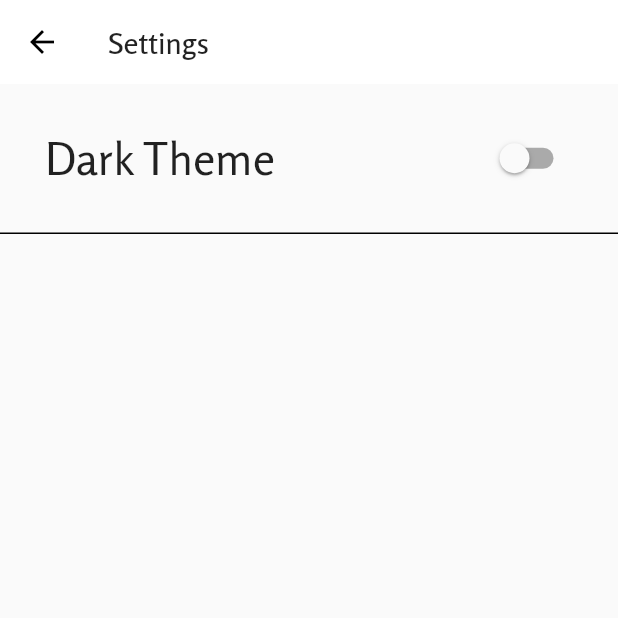
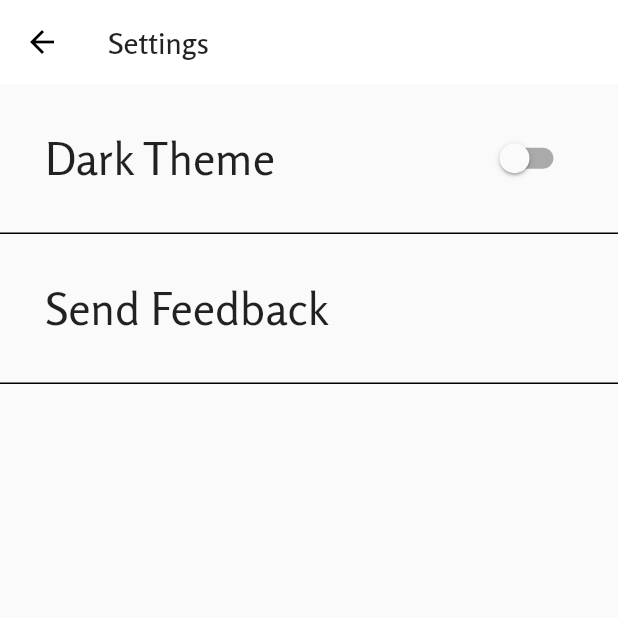
Before and after one commit to AmTeja/SchattyApp, a Flutter app: the FeedPage screen opened directly, in the side drawer, after a tap on "Settings", on a phone screen of 412 x 824 dp, the top half of it. Run offline on Flutter 3.47's test engine with Material 2 defaults, Android fonts, the phone set to English and light mode, and no system bars; drawn by our look-alikes of overlay_support; our stand-ins replace animated_text_kit, cached_network_image, cloud_firestore, file_picker, firebase_auth, firebase_crashlytics and 15 more; missing offline and left inert: achievement_view, firebase_admob, flutter_email_sender, share_extend, tiktoklikescroller and 1 more; accounts and stored records are empty; network calls fail.

Commit message:
Commit (24-08-2020)

```diff
--- a/lib/views/Chatroom/MainChatScreenInstance.dart
+++ b/lib/views/Chatroom/MainChatScreenInstance.dart
@@ -164,7 +164,7 @@ class _ChatScreenState extends State<ChatScreen> {
                 Navigator.push(
                     context,
                     MaterialPageRoute(
-                      builder: (newcontext) => TargetUserInfo(widget.userName),
+                      builder: (newContext) => TargetUserInfo(widget.userName),
                     ));
               },
             )
--- a/lib/views/Chatroom/MainChatsRoom.dart
+++ b/lib/views/Chatroom/MainChatsRoom.dart
@@ -76,8 +76,6 @@ class _ChatRoomState extends State<ChatRoom>
   BuildContext scaffoldContext;
 
   var imageUrl;
-
-  Map<dynamic, dynamic> archivedUsers = {"amteja": false};
 
   String newMessageUsername;
   String url;
--- a/lib/views/Feed/BuildContent.dart
+++ b/lib/views/Feed/BuildContent.dart
@@ -227,7 +227,7 @@ class _BuildPostState extends State<BuildPost> {
                                   context,
                                   MaterialPageRoute(
                                       builder: (context) => CommentsPage(
-                                            postUID: widget.caption,
+                                            postUID: widget.postUid,
                                             postOwnerUsername: widget.username,
                                             tag: widget.topic,
                                           )));
--- a/lib/views/Feed/FeedPage.dart
+++ b/lib/views/Feed/FeedPage.dart
@@ -207,19 +207,39 @@ class _FeedPageState extends State<FeedPage>
                 IconButton(
                   icon: Icon(Icons.add_box_outlined),
                   onPressed: () {
-                    Navigator.push(context, MaterialPageRoute(
-                        builder: (context) =>
-                            PostContent(isDark: isDark,
-                              profileUrl: url,
-                              username: username,)));
+                    Navigator.push(
+                        context,
+                        MaterialPageRoute(
+                            builder: (context) => PostContent(
+                                  isDark: isDark,
+                                  profileUrl: url,
+                                  username: username,
+                                )));
                   },
                   iconSize: 25,
                 ),
+                GestureDetector(
+                  onTap: () {
+                    showTags();
+                  },
+                  child: Padding(
+                    padding: const EdgeInsets.all(8.0),
+                    child: Text(
+                      "$selectedTag",
+                      style: TextStyle(
+                        fontSize: 20,
+                      ),
+                    ),
+                  ),
+                )
               ],
             )),
         Positioned(
-            right: 10,
-            top: MediaQuery.of(context).padding.top + 3,
+            right: 30,
+            top: MediaQuery
+                .of(context)
+                .padding
+                .top + 3,
             child: Row(
               children: [
                 Container(
@@ -236,26 +256,23 @@ class _FeedPageState extends State<FeedPage>
                         value: "New",
                         child: Text(
                           "New",
-                          style: TextStyle(color: Colors.white),
                         ),
                       ),
                       DropdownMenuItem(
                         value: "Likes",
                         child: Text(
                           "Likes",
-                          style: TextStyle(color: Colors.white),
                         ),
                       ),
                     ],
                   ),
                 ),
-                IconButton(
-                  icon: Icon(Icons.more_vert),
-                  onPressed: () {
-                    showTags();
-                  },
-                  iconSize: 25,
-                ),
+//                IconButton(
+//                  icon: Icon(Icons.more_vert),
+//                  onPressed: () {
+//                  },
+//                  iconSize: 25,
+//                ),
               ],
             ))
       ],
--- a/lib/views/Settings/SettingsView.dart
+++ b/lib/views/Settings/SettingsView.dart
@@ -1,10 +1,10 @@
 import 'dart:ui';
 
 import 'package:flutter/material.dart';
+import 'package:flutter_email_sender/flutter_email_sender.dart';
+import 'package:fluttertoast/fluttertoast.dart';
 import 'package:provider/provider.dart';
 import 'package:schatty/provider/DarkThemeProvider.dart';
-
-import '../AdView.dart';
 
 class SettingsView extends StatefulWidget {
   @override
@@ -12,7 +12,6 @@ class SettingsView extends StatefulWidget {
 }
 
 class _SettingsViewState extends State<SettingsView> {
-
   @override
   Widget build(BuildContext context) {
     final themeChange = Provider.of<DarkThemeProvider>(context);
@@ -55,7 +54,33 @@ class _SettingsViewState extends State<SettingsView> {
                           bottom: BorderSide(
 //                            color: Color.fromARGB(255, 141, 133, 133),
 //                            width: 0.1
-                              )),
+                          )),
+                    )),
+              ),
+              GestureDetector(
+                onTap: () {
+                  SendMail(context);
+                },
+                child: Container(
+                    height: 100,
+                    padding: EdgeInsets.symmetric(horizontal: 30),
+                    child: Row(
+                      mainAxisSize: MainAxisSize.min,
+                      children: [
+                        Expanded(
+                          child: Text(
+                            "Send Feedback",
+                            style: TextStyle(
+                              fontSize: 30.0,
+                            ),
+                          ),
+                        ),
+                      ],
+                    ),
+                    decoration: BoxDecoration(
+                      border: Border(
+                          bottom: BorderSide(
+                          )),
                     )),
               ),
             ],
@@ -63,10 +88,20 @@ class _SettingsViewState extends State<SettingsView> {
         ));
   }
 
-  showAd(context) {
-    Navigator.push(context, MaterialPageRoute(
-      builder: (context) => ViewAd(),
-    ));
+  // ignore: non_constant_identifier_names
+  SendMail(BuildContext context) async
+  {
+    try {
+      final Email email = Email(
+        body: "Test Body",
+        subject: "Feedback",
+        recipients: ['schattyapp@gmail.com'],
+        isHTML: false,
+      );
+      await FlutterEmailSender.send(email);
+    }
+    catch (error) {
+      Fluttertoast.showToast(msg: "An error occurred sending feedback: $error");
+    }
   }
-
 }
--- a/pubspec.yaml
+++ b/pubspec.yaml
@@ -64,6 +64,7 @@ dependencies:
   file_picker: ^1.13.0+1
   photo_view: ^0.9.2
   tiktoklikescroller: ^0.1.1
+  flutter_email_sender: ^3.0.1
 
 dev_dependencies:
   flutter_test:
@@ -100,6 +101,7 @@ flutter:
 
   # To add assets to your application, add an assets section, like this:
   assets:
+    - assets/images/username.png
     - assets/images/
     - assets/icon/
     - google_fonts/
```
Also changed, not shown: lib/provider/CurrentChatUserProvider.dart (added, +14 -0 lines), lib/views/Feed/CommentsPage.dart (+38 -16 lines), pubspec.lock. Lines whose indentation alone changed are shown as unchanged.
